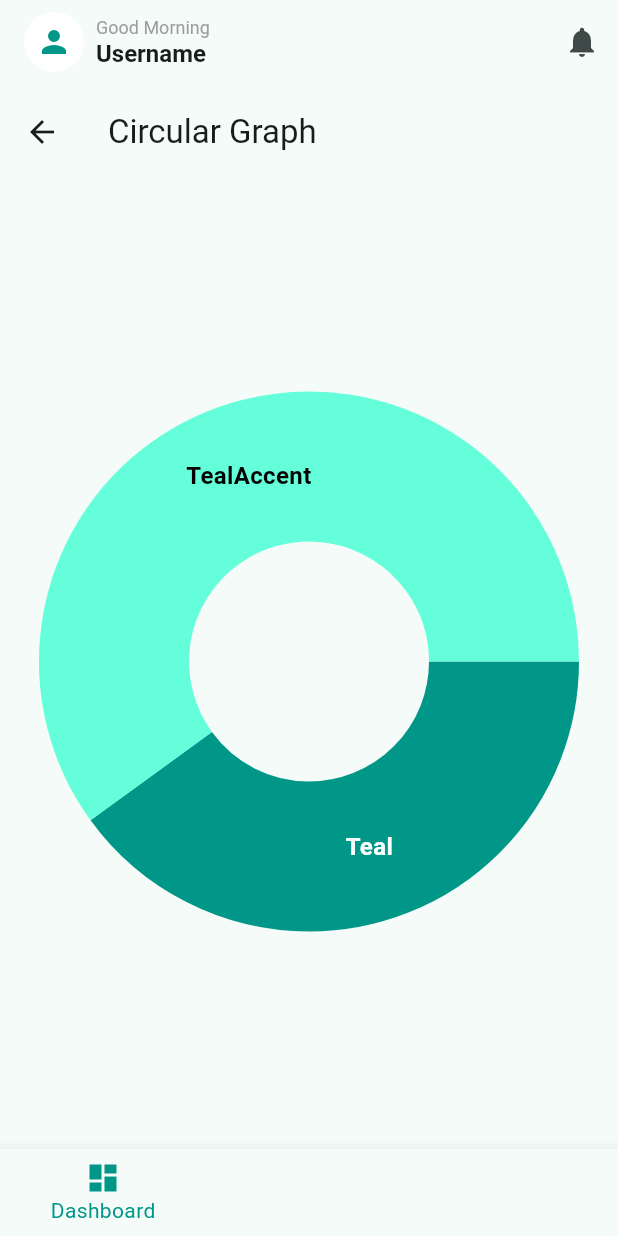
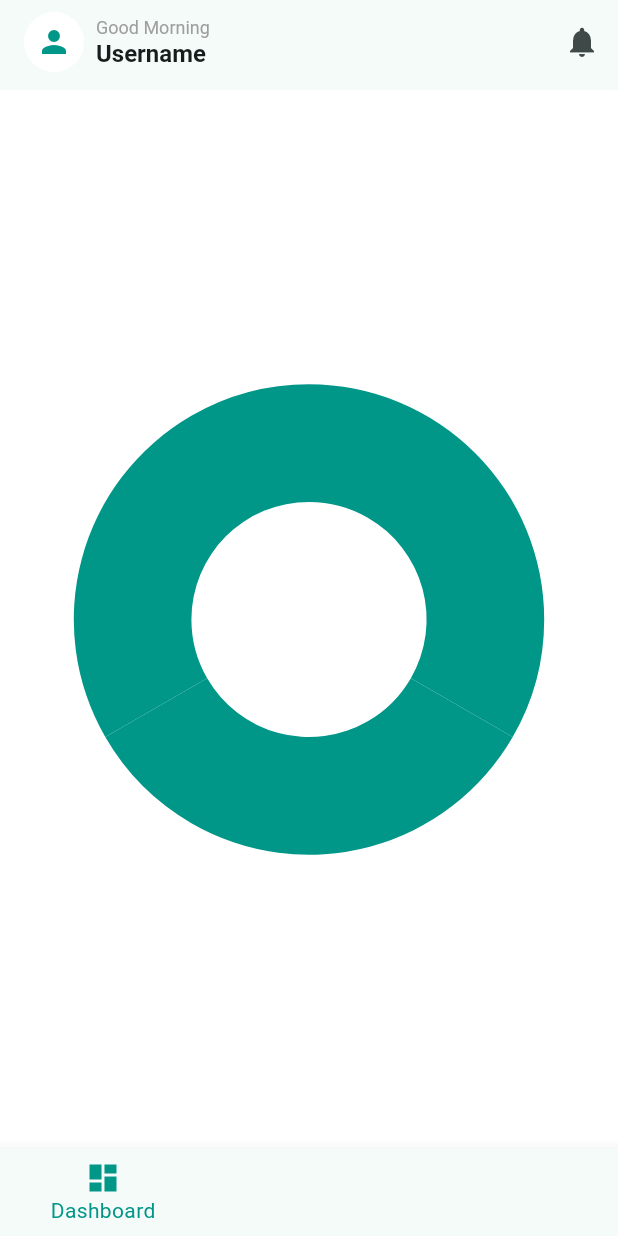
Before and after one commit to OpiniIsaac/task-manager, a Flutter app: the Dashboard screen opened by its route, on a phone screen of 412 x 824 dp. Run offline on Flutter 3.47's test engine with Material 2 defaults, Android fonts, the phone set to English and light mode, and no system bars; drawn by our look-alikes of fl_chart; our stand-ins replace syncfusion_flutter_charts.

Commit message:
started on task widget

```diff
--- a/lib/scrrens/Home.dart
+++ b/lib/scrrens/Home.dart
@@ -1,58 +1,39 @@
 import 'package:flutter/material.dart';
-import 'package:fl_chart/fl_chart.dart';
+import 'package:syncfusion_flutter_charts/charts.dart';
 
-void main() {
-  runApp(MyApp());
-}
-
-class MyApp extends StatelessWidget {
-  @override
-  Widget build(BuildContext context) {
-    return MaterialApp(
-      home: HomePage(),
-    );
-  }
-}
-
-class HomePage extends StatelessWidget {
+class MyHomePage extends StatelessWidget {
   @override
   Widget build(BuildContext context) {
     return Scaffold(
-      appBar: AppBar(
-        title: Text('Circular Graph'),
-      ),
       body: Center(
-        child: PieChart(
-          PieChartData(
-            sections: [
-              PieChartSectionData(
-                color: Colors.teal,
-                value: 40,
-                title: 'Teal',
-                radius: 100,
-                titleStyle: TextStyle(
-                  fontSize: 16,
-                  fontWeight: FontWeight.bold,
-                  color: Colors.white,
-                ),
-              ),
-              PieChartSectionData(
-                color: Colors.tealAccent,
-                value: 60,
-                title: 'TealAccent',
-                radius: 100,
-                titleStyle: TextStyle(
-                  fontSize: 16,
-                  fontWeight: FontWeight.bold,
-                  color: Colors.black,
-                ),
-              ),
-            ],
-            sectionsSpace: 0,
-            centerSpaceRadius: 80,
-          ),
+        child: SfCircularChart(
+          backgroundColor: Colors.white,
+          // dataLabelSettings: DataLabelSettings(isVisible: false), // Set isVisible to false
+          series: <CircularSeries>[
+            DoughnutSeries<Task, String>(
+              dataSource: [
+                Task('Task 1', true),
+                Task('Task 2', true),
+                Task('Task 3', true),
+                Task('Task 4', false), // Uncompleted task
+              ],
+              xValueMapper: (Task task, _) => task.name,
+              yValueMapper: (Task task, _) => task.completed ? 1 : 0,
+              pointColorMapper: (Task task, _) =>
+                  task.completed ? Colors.teal : Colors.grey[400],
+              // Adjust doughnut width
+              // innerRadius: 70,
+            ),
+          ],
         ),
       ),
     );
   }
 }
+
+class Task {
+  final String name;
+  final bool completed;
+
+  Task(this.name, this.completed);
+}
--- a/lib/scrrens/dashboard.dart
+++ b/lib/scrrens/dashboard.dart
@@ -1,6 +1,7 @@
 import 'package:flutter/material.dart';
 import 'package:task_managaer/scrrens/Home.dart';
 import 'package:task_managaer/scrrens/Tasks.dart';
+// Fix typo here
 import 'package:task_managaer/widgets/appbar.dart';
 
 class Dashboard extends StatefulWidget {
@@ -11,12 +12,11 @@ class Dashboard extends StatefulWidget {
 }
 
 class _DashboardState extends State<Dashboard> with SingleTickerProviderStateMixin {
-int _selectedIndex = 0;
+  int _selectedIndex = 0;
 
   final List<Widget> _pages = [
-     HomePage(),
+    MyHomePage (),
     Tasks(),
-
     // SettingsPage(),
   ];
 
@@ -25,13 +25,14 @@ int _selectedIndex = 0;
       _selectedIndex = index;
     });
   }
+
   @override
   Widget build(BuildContext context) {
     return Scaffold(
       appBar: CustomAppBar(),
-      body:  _pages[_selectedIndex],
+      body: _pages[_selectedIndex],
       bottomNavigationBar: BottomNavigationBar(
-     currentIndex: _selectedIndex,
+        currentIndex: _selectedIndex,
         selectedItemColor: Colors.teal,
         onTap: _onItemTapped,
         items: [
@@ -52,10 +53,8 @@ int _selectedIndex = 0;
             label: 'Settings',
           ),
         ],
-       // Color when item is not selected
+        // Color when item is not selected
       ),
     );
   }
-
-
 }
--- a/pubspec.yaml
+++ b/pubspec.yaml
@@ -35,7 +35,9 @@ dependencies:
   # The following adds the Cupertino Icons font to your application.
   # Use with the CupertinoIcons class for iOS style icons.
   cupertino_icons: ^1.0.2
-  fl_chart:
+  fl_chart: ^0.65.0
+  charts_flutter: ^0.12.0
+  syncfusion_flutter_charts: ^21.2.4
 dev_dependencies:
   flutter_test:
     sdk: flutter
```
Also changed, not shown: pubspec.lock.
